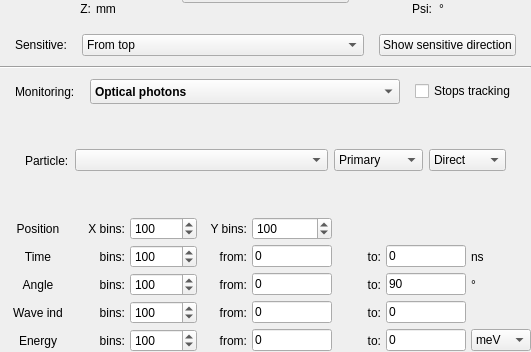
Qt form ants3bundle/src/ants3/gui/geom/amonitordelegateform.ui (andrmor/ANTS3bundle) before a commit; both pictures show x 0 to 531 and y 181 to 533 of the 531 by 533 pixel window.
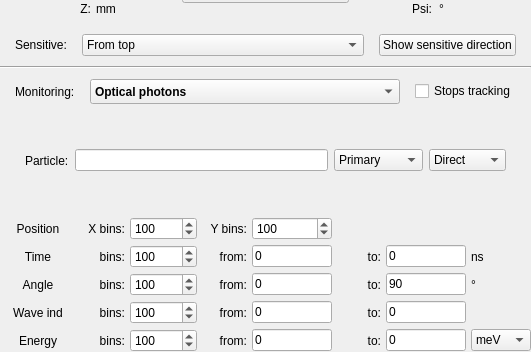
The same form after that commit.

Commit message: monitor refactor: remove  particle index

Diff of the .ui file:
```diff
--- a/ants3bundle/src/ants3/gui/geom/amonitordelegateform.ui
+++ b/ants3bundle/src/ants3/gui/geom/amonitordelegateform.ui
@@ -521,26 +521,7 @@
        </widget>
       </item>
       <item>
-       <widget class="QComboBox" name="cobParticle">
-        <property name="sizePolicy">
-         <sizepolicy hsizetype="MinimumExpanding" vsizetype="Fixed">
-          <horstretch>0</horstretch>
-          <verstretch>0</verstretch>
-         </sizepolicy>
-        </property>
-        <property name="minimumSize">
-         <size>
-          <width>0</width>
-          <height>22</height>
-         </size>
-        </property>
-        <property name="font">
-         <font>
-          <weight>75</weight>
-          <bold>true</bold>
-         </font>
-        </property>
-       </widget>
+       <widget class="QLineEdit" name="leParticle"/>
       </item>
       <item>
        <widget class="QComboBox" name="cobPrimarySecondary">
```
Left out of the diff: 178 changed lines with no effect on the pictures. The commit also changes 12 other files.
